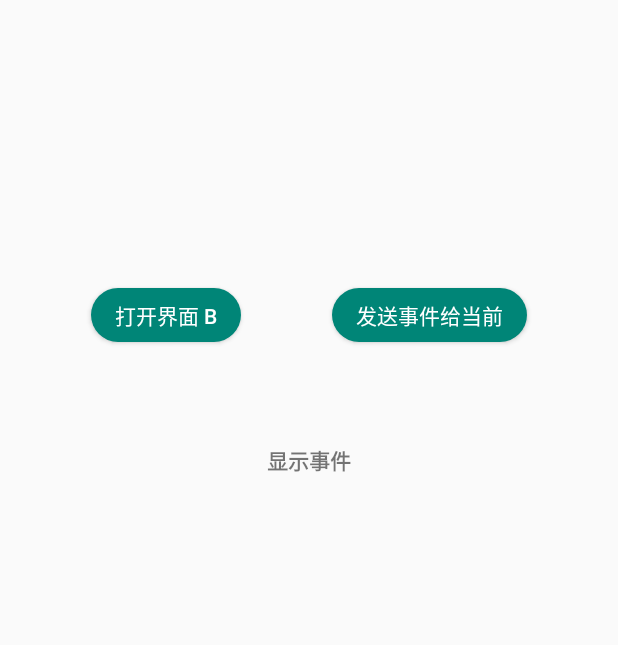
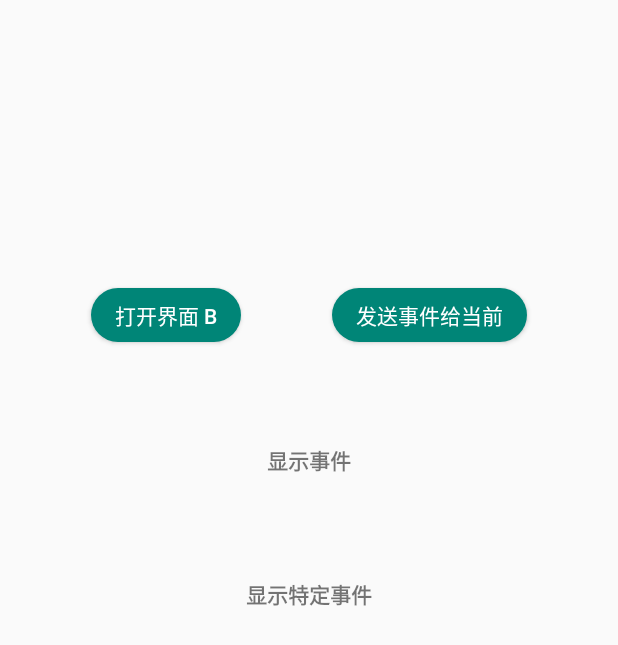
Before and after one commit to liangjingkanji/Channel, an Android app: the layout activity_main.xml on its own in the app's theme, with its tools: preview values and no code run, on a phone screen of 412 x 824 dp. Shown: the top 645 px of the screen. Run offline under Robolectric (Android 15) with nearby library versions, the light colour scheme and no system bars.

Commit message:
增加指定Tags测试用例

```diff
--- a/app/src/main/res/layout/activity_main.xml
+++ b/app/src/main/res/layout/activity_main.xml
@@ -53,6 +53,15 @@
             app:layout_constraintEnd_toEndOf="parent"
             app:layout_constraintStart_toStartOf="parent"
             app:layout_constraintTop_toBottomOf="@+id/btnOpenAct" />
-
+        <TextView
+            android:id="@+id/tvEvent2"
+            android:layout_width="wrap_content"
+            android:layout_height="wrap_content"
+            android:text="显示特定事件"
+            android:textStyle="bold"
+            android:layout_marginTop="68dp"
+            app:layout_constraintEnd_toEndOf="parent"
+            app:layout_constraintStart_toStartOf="parent"
+            app:layout_constraintTop_toBottomOf="@+id/tvEvent" />
     </androidx.constraintlayout.widget.ConstraintLayout>
 </layout>
```
Also changed, not shown: app/src/main/java/com/drake/channel/exmple/MainActivity.kt (+6 -2 lines), app/src/main/java/com/drake/channel/exmple/TestActivity.kt (+8 -0 lines), app/src/main/res/layout/activity_test.xml (+8 -1 lines).
